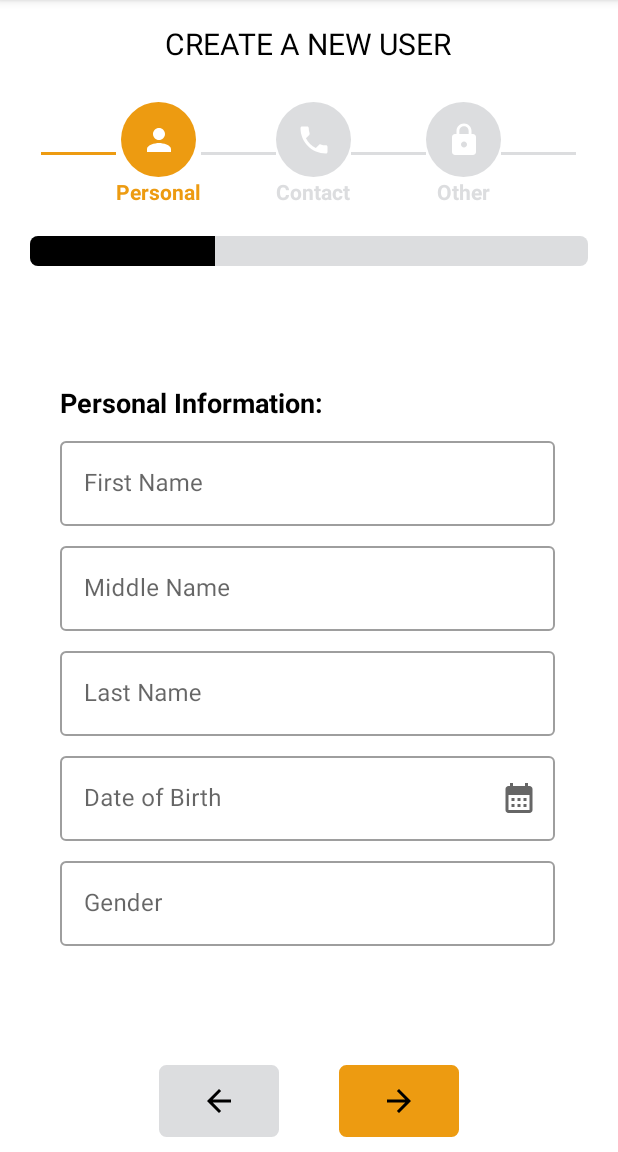
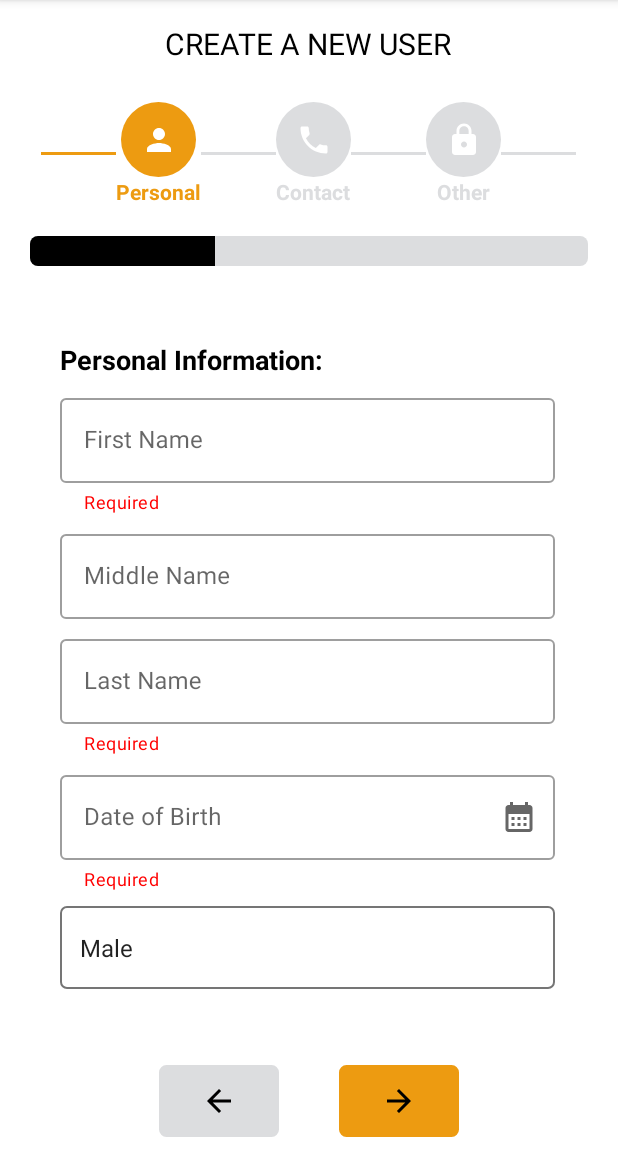
Before and after one commit to Wiscarlens/Dot, an Android app: the fragment UsersFragment placed in its activity, after a tap on "Add New User", on a phone screen of 412 x 824 dp, the part 84-1236 px from its top. Run offline under Robolectric (Android 15) with nearby library versions, the phone set to English and light mode, and no system bars; our stand-ins replace Firebase (no records; nobody signed in at launch, a user with empty details on screens opened directly); libraries missing offline, so code that uses them is left out: com.journeyapps.barcodescanner.

Commit message:
Save user information in Database

```diff
--- a/app/src/main/java/com/example/chezelisma/HomeFragment.java
+++ b/app/src/main/java/com/example/chezelisma/HomeFragment.java
@@ -19,7 +19,6 @@ import android.os.Bundle;
 import androidx.activity.result.ActivityResultLauncher;
 import androidx.annotation.NonNull;
 import androidx.annotation.Nullable;
-import androidx.core.content.ContextCompat;
 import androidx.fragment.app.Fragment;
 import androidx.fragment.app.FragmentActivity;
 import androidx.fragment.app.FragmentManager;
@@ -28,7 +27,6 @@ import androidx.recyclerview.widget.LinearLayoutManager;
 import androidx.recyclerview.widget.RecyclerView;
 
 import android.util.DisplayMetrics;
-import android.util.Log;
 import android.view.Gravity;
 import android.view.LayoutInflater;
 import android.view.View;
@@ -91,7 +89,7 @@ public class HomeFragment extends Fragment {
         // Local database
         myDB = new MyDatabaseHelper(getContext());
 
-        storeDataInArrays(); // Save item data from database to the arraylist
+        storeItemsDataInArrays(); // Save item data from database to the arraylist
 
         ItemGridAdapter adapter = new ItemGridAdapter(image, itemName, itemPrice, itemUnitType, backgroundColor, getContext());
 
@@ -233,7 +231,7 @@ public class HomeFragment extends Fragment {
                 }).show();
     }
 
-    private void storeDataInArrays(){
+    private void storeItemsDataInArrays(){
         Cursor cursor = myDB.readAllData();
 
         if (cursor.getCount() == 0){
--- a/app/src/main/java/com/example/chezelisma/MyDatabaseHelper.java
+++ b/app/src/main/java/com/example/chezelisma/MyDatabaseHelper.java
@@ -1,4 +1,8 @@
 package com.example.chezelisma;
+
+/*
+ Created by Wiscarlens Lucius on 1 August 2023.
+ */
 
 import static com.example.chezelisma.PasswordUtils.hashPassword;
 
@@ -56,7 +60,7 @@ public class MyDatabaseHelper extends SQLiteOpenHelper {
     // Order Table
     private static final String ORDERS_TABLE_NAME = "orders";
     private static final String ORDER_COLUMN_ID = "_id";
-    private static final String ORDER_COLUMN_CREATOR_NAME = "order_creator";
+    private static final String ORDER_COLUMN_CREATOR_ID = "order_creator";
     private static final String ORDER_COLUMN_ORDER_DATE = "order_date";
     private static final String ORDER_COLUMN_TOTAL_AMOUNT = "total_amount";
     private static final String ORDER_COLUMN_PAYMENT_METHOD = "payment_method";
@@ -115,14 +119,13 @@ public class MyDatabaseHelper extends SQLiteOpenHelper {
         // SQL query to create the "orders" table
         String query_orders = "CREATE TABLE " + ORDERS_TABLE_NAME +
                 " (" + ORDER_COLUMN_ID + " INTEGER PRIMARY KEY AUTOINCREMENT, " +
-                ORDER_COLUMN_CREATOR_NAME + " TEXT NOT NULL, " +
+                ORDER_COLUMN_CREATOR_ID + " INTEGER NOT NULL, " +
                 ORDER_COLUMN_ORDER_DATE + " DATE NOT NULL, " +
                 ORDER_COLUMN_TOTAL_AMOUNT + " REAL NOT NULL, " +
                 ORDER_COLUMN_PAYMENT_METHOD + " TEXT NOT NULL, " +
                 ORDER_COLUMN_PAYMENT_STATUS + " TEXT NOT NULL, " +
-                " FOREIGN KEY (" + ORDER_COLUMN_CREATOR_NAME
-                + ") REFERENCES " + USERS_TABLE_NAME + " (" + USERS_COLUMN_FIRST_NAME
-                + ", " + USERS_COLUMN_LAST_NAME + "));";
+                " FOREIGN KEY (" + ORDER_COLUMN_CREATOR_ID
+                + ") REFERENCES " + USERS_TABLE_NAME + " (" + USERS_COLUMN_ID + "));";
 
 
         // SQL query to create the "transactions" table
@@ -237,13 +240,13 @@ public class MyDatabaseHelper extends SQLiteOpenHelper {
      */
     public void addUser(String firstName, String middleName, String lastName, String dob, String gender,
                         String email, String phoneNumber, String streetName, String city, String state,
-                        String zipCode, byte[] profileImage, String position, String password)
+                        int zipCode, byte[] profileImage, String position, String password)
             throws SQLiteException {
 
         try (SQLiteDatabase db = this.getWritableDatabase()) {
             ContentValues cv = new ContentValues();
 
-            // Hash the encryption using bcrypt
+            // Hash the plain text password using bcrypt
             String hashedPassword = hashPassword(password);
 
             cv.put(USERS_COLUMN_FIRST_NAME, firstName);
--- a/app/src/main/java/com/example/chezelisma/New_Item_Fragment.java
+++ b/app/src/main/java/com/example/chezelisma/New_Item_Fragment.java
@@ -376,8 +376,6 @@ public class New_Item_Fragment extends Fragment {
     }
 
     public void uploadData(){
-        // Upload picture
-
         String Name = String.valueOf(itemName.getText()).trim();
         double Price = Double.parseDouble(String.valueOf(unitPrice.getText()));
         String Category = category.getSelectedItem().toString();
--- a/app/src/main/java/com/example/chezelisma/SignUpFragment.java
+++ b/app/src/main/java/com/example/chezelisma/SignUpFragment.java
@@ -1,24 +1,38 @@
 package com.example.chezelisma;
 
+import static android.app.Activity.RESULT_OK;
+
+import androidx.activity.result.ActivityResultLauncher;
+import androidx.activity.result.contract.ActivityResultContracts;
 import androidx.annotation.NonNull;
 import androidx.annotation.Nullable;
 import androidx.core.content.ContextCompat;
 import androidx.fragment.app.Fragment;
+import androidx.fragment.app.FragmentActivity;
+import androidx.fragment.app.FragmentManager;
+import androidx.fragment.app.FragmentTransaction;
 
 import android.app.AlertDialog;
 import android.app.DatePickerDialog;
+import android.content.Context;
 import android.content.Intent;
 import android.content.res.ColorStateList;
+import android.graphics.Bitmap;
+import android.graphics.drawable.BitmapDrawable;
+import android.graphics.drawable.Drawable;
 import android.icu.text.SimpleDateFormat;
+import android.net.Uri;
 import android.os.Bundle;
 import android.view.LayoutInflater;
 import android.view.View;
 import android.view.ViewGroup;
+import android.widget.ArrayAdapter;
 import android.widget.Button;
 import android.widget.FrameLayout;
 import android.widget.ImageButton;
 import android.widget.ImageView;
 import android.widget.ProgressBar;
+import android.widget.Spinner;
 import android.widget.TextView;
 import android.widget.Toast;
 
@@ -29,6 +43,8 @@ import com.google.android.material.textfield.TextInputLayout;
 import com.google.firebase.auth.AuthResult;
 import com.google.firebase.auth.FirebaseAuth;
 
+import java.io.ByteArrayOutputStream;
+import java.util.ArrayList;
 import java.util.Calendar;
 import java.util.Locale;
 
@@ -58,7 +74,8 @@ public class SignUpFragment extends Fragment {
     private TextInputEditText lastName;
     private TextInputEditText DOB;
     private TextInputLayout DOB_layout;
-    private TextInputEditText gender;
+    //private TextInputEditText gender;
+    private Spinner gender;
 
     // Declare Form part two field
     private TextInputEditText email;
@@ -70,7 +87,7 @@ public class SignUpFragment extends Fragment {
 
     // Declare Form part two field
     private ImageView profileImage;
-    private TextInputEditText position;
+    private Spinner position;
     private TextInputEditText password;
     private TextInputLayout passwordLayout;
     private TextInputEditText confirmedPassword;
@@ -79,6 +96,14 @@ public class SignUpFragment extends Fragment {
     private Button saveButton;
 
     private String message;
+
+    private FragmentActivity fragmentActivity;
+
+    @Override
+    public void onAttach(@NonNull Context context) {
+        super.onAttach(context);
+        fragmentActivity = (FragmentActivity) context;
+    }
 
     @Override
     public View onCreateView(LayoutInflater inflater, ViewGroup container,
@@ -140,6 +165,10 @@ public class SignUpFragment extends Fragment {
         passwordLayout = stepThreeLayout.findViewById(R.id.signupPasswordLayout);
         confirmedPassword = stepThreeLayout.findViewById(R.id.signupConfirmPasswordText);
 
+        // Have data from the database
+        ArrayList<String> genderOptions = new ArrayList<>(); // Gender Option Spinner
+        ArrayList<String> positionOptions = new ArrayList<>(); // Category Option Spinner
+
         // This field a copy of the error message from the String resources file.
         message = getResources().getString(R.string.field_empty);
 
@@ -150,6 +179,45 @@ public class SignUpFragment extends Fragment {
                 selectDate();
             }
         });
+
+        // Selected Image
+        ActivityResultLauncher<Intent> imagePickerLauncher =
+                registerForActivityResult(new ActivityResultContracts.StartActivityForResult(),
+                        result -> {
+                            if (result.getResultCode() == RESULT_OK) {
+                                assert result.getData() != null;
+                                Uri uri = result.getData().getData();
+                                profileImage.setImageURI(uri);  // Set image to itemImage view
+                            }
+                        });
+
+        // Click on Image Item
+        profileImage.setOnClickListener(new View.OnClickListener() {
+            @Override
+            public void onClick(View v) {
+                Intent intent = new Intent();
+                intent.setType("image/*");
+                intent.setAction(Intent.ACTION_GET_CONTENT);
+                imagePickerLauncher.launch(intent);
+
+            }
+        });
+
+        // Load data to Gender Option Spinner
+        genderOptions.add("Male");
+        genderOptions.add("Female");
+
+        ArrayAdapter<String> genderAdapter = new ArrayAdapter<>(getContext(), android.R.layout.simple_spinner_item, genderOptions);
+        genderAdapter.setDropDownViewResource(android.R.layout.simple_spinner_dropdown_item);
+        gender.setAdapter(genderAdapter);
+
+        positionOptions.add("Cashier");
+        positionOptions.add("Manager");
+        positionOptions.add("Administrator");
+
+        ArrayAdapter<String> positionAdapter = new ArrayAdapter<>(getContext(), android.R.layout.simple_spinner_item, positionOptions);
+        positionAdapter.setDropDownViewResource(android.R.layout.simple_spinner_dropdown_item);
+        position.setAdapter(positionAdapter);
 
 
         // Progress bar default value
@@ -184,76 +252,22 @@ public class SignUpFragment extends Fragment {
         showStepContent(currentStep);
 
         saveButton.setOnClickListener(v -> {
-            showDialogMessage(); // Test Line
+            if(password.getText().toString().equals(confirmedPassword.getText().toString())){
+                saveToDatabase();
+            } else {
+                Toast.makeText(getContext(), "Password do not match", Toast.LENGTH_SHORT).show();
+            }
 
+            // Replace Add item fragment with Home Fragment
+            FragmentManager fragmentManager =  fragmentActivity.getSupportFragmentManager();
+            FragmentTransaction fragmentTransaction = fragmentManager.beginTransaction();
 
-//            String userPosition = position.getText().toString().trim();
-//            String userFirstName = firstName.getText().toString().trim();
-//            String userLastName = lastName.getText().toString().trim();
-//            String userEmail = email.getText().toString().toLowerCase().trim();
-//            String userPassword = password.getText().toString();
-//            String userConfirmPassword = confirmedPassword.getText().toString();
-//
-//            // This field a copy of the error message from the String resources file.
-//            String message = getResources().getString(R.string.field_empty);
-//
-//            if(userPosition.isEmpty()){
-//                position.setError(message);
-//            }
-//
-//            if(userFirstName.isEmpty()){
-//                firstName.setError(message);
-//            }
-//
-//            if(userLastName.isEmpty()){
-//                lastName.setError(message);
-//            }
-//
-//            if(userEmail.isEmpty()){
-//                email.setError(message);
-//            }
-//
-//            if(userPassword.isEmpty()){
-//                // Hide password toggle so it does go over the error message
-//                passwordLayout.setEndIconVisible(false);
-//                password.setError(getResources().getString(R.string.password_empty));
-//            }
-//
-//            if(userConfirmPassword.isEmpty()){
-//                // Hide password toggle so does go over the error message
-//                confirmedPasswordLayout.setEndIconVisible(false);
-//                confirmedPassword.setError(message);
-//            }
-//
-//
-//            else {
-//                if(!userConfirmPassword.equals(userPassword)){
-//                    // Hide password toggle so does go over the error message
-//                    confirmedPasswordLayout.setEndIconVisible(false);
-//
-//                    message = getResources().getString(R.string.password_not_same);
-//                    confirmedPassword.setError(message);
-//
-//                } else {
-//                    auth.createUserWithEmailAndPassword(userEmail, userPassword).addOnCompleteListener
-//                            (new OnCompleteListener<AuthResult>() {
-//                        String toastMessage = "";
-//                        @Override
-//                        public void onComplete(@NonNull Task<AuthResult> task) {
-//                            if(task.isSuccessful()){
-//                                toastMessage = getResources().getString(R.string.signup_Successful);
-//                                Toast.makeText(getContext(), toastMessage, Toast.LENGTH_SHORT).show();
-//                                startActivity(new Intent(getContext(), MainActivity.class));
-//                            } else{
-//                                toastMessage = getResources().getString(R.string.signup_failed);
-//                                Toast.makeText(getContext(), toastMessage + task.getException().getMessage(), Toast.LENGTH_SHORT).show();
-//                            }
-//                        }
-//                    });
-//                }
-//
-//            }
+            UsersFragment usersFragment = new UsersFragment();
+            fragmentTransaction.replace(R.id.fragment_container, usersFragment); // Replace previous fragment
+            fragmentTransaction.addToBackStack(null); // Add the transaction to the back stack
+            fragmentTransaction.commit();
         });
+
 
     }
 
@@ -426,4 +440,38 @@ public class SignUpFragment extends Fragment {
                 }).show();
     }
 
+    private void saveToDatabase() {
+        // Convert the selected image to a byte array (Blob)
+        String Fname = String.valueOf(firstName.getText());
+        String Mname = String.valueOf(middleName.getText());
+        String Lname = String.valueOf(lastName.getText());
+        String DateOfBirth = String.valueOf(DOB.getText());
+        String Gender = String.valueOf(gender.getSelectedItem());
+        String Email = String.valueOf(email.getText());
+
+        String PhoneNumber = String.valueOf(phoneNumber.getText());
+        String StreetName = String.valueOf(streetName.getText());
+        String City = String.valueOf(city.getText());
+        String State = String.valueOf(state.getText());
+        int ZipCode = Integer.parseInt(String.valueOf(zipCode.getText()));
+
+        // Convert the selected image to a byte array (Blob)
+        byte[] ProfileImage = getByteArrayFromDrawable(profileImage.getDrawable());
+        String Position = String.valueOf(zipCode.getText());
+        String Password = String.valueOf(zipCode.getText());
+
+
+        try (MyDatabaseHelper myDB = new MyDatabaseHelper(getContext())) {
+            myDB.addUser(Fname, Mname, Lname, DateOfBirth, Gender, Email, PhoneNumber, StreetName,
+                    City, State, ZipCode, ProfileImage, Position, Password);
+        }
+    }
+
+    private byte[] getByteArrayFromDrawable(Drawable drawable) {
+        Bitmap bitmap = ((BitmapDrawable) drawable).getBitmap();
+        ByteArrayOutputStream outputStream = new ByteArrayOutputStream();
+        bitmap.compress(Bitmap.CompressFormat.PNG, 100, outputStream);
+        return outputStream.toByteArray();
+    }
+
 }
--- a/app/src/main/java/com/example/chezelisma/UserRecyclerAdapter.java
+++ b/app/src/main/java/com/example/chezelisma/UserRecyclerAdapter.java
@@ -5,6 +5,7 @@ package com.example.chezelisma;
  */
 
 import android.content.Context;
+import android.graphics.drawable.Drawable;
 import android.view.LayoutInflater;
 import android.view.View;
 import android.view.ViewGroup;
@@ -21,11 +22,11 @@ import java.util.ArrayList;
 public class UserRecyclerAdapter extends RecyclerView.Adapter<UserRecyclerAdapter.UserViewHolder> {
     private ArrayList<String> fullname;
     private ArrayList<String> positionList;
-    private ArrayList<Integer> image;
+    private ArrayList<Drawable> image;
 
     private Context context;
 
-    public UserRecyclerAdapter(ArrayList<String> fullname, ArrayList<String> position, ArrayList<Integer> image, Context context) {
+    public UserRecyclerAdapter(ArrayList<String> fullname, ArrayList<String> position, ArrayList<Drawable> image, Context context) {
         this.fullname = fullname;
         this.positionList = position;
         this.image = image;
@@ -47,7 +48,7 @@ public class UserRecyclerAdapter extends RecyclerView.Adapter<UserRecyclerAdapte
     public void onBindViewHolder(@NonNull UserViewHolder holder, int position) {
         holder.fullNameTextView.setText(fullname.get(position));
         holder.positionTextView.setText(positionList.get(position));
-        holder.photoProfile.setImageResource(image.get(position));
+        holder.photoProfile.setImageDrawable(image.get(position)); // Set the Drawable object
 
         holder.cardView.setOnClickListener(v -> {
             Toast.makeText(context, "You selected " + fullname.get(position), Toast.LENGTH_SHORT).show();
--- a/app/src/main/java/com/example/chezelisma/UsersFragment.java
+++ b/app/src/main/java/com/example/chezelisma/UsersFragment.java
@@ -1,6 +1,11 @@
 package com.example.chezelisma;
 
 import android.content.Context;
+import android.database.Cursor;
+import android.graphics.Bitmap;
+import android.graphics.BitmapFactory;
+import android.graphics.drawable.BitmapDrawable;
+import android.graphics.drawable.Drawable;
 import android.os.Bundle;
 
 import androidx.annotation.NonNull;
@@ -29,8 +34,10 @@ public class UsersFragment extends Fragment {
     private RecyclerView recyclerView;
     private ArrayList<String> fullname = new ArrayList<>();
     private ArrayList<String> position = new ArrayList<>();
-    private ArrayList<Integer> image = new ArrayList<>();
+    private ArrayList<Drawable> image = new ArrayList<>();
     private UserRecyclerAdapter adapter;
+
+    private MyDatabaseHelper myDB;
 
 
     public void onAttach(@NonNull Context context) {
@@ -55,17 +62,22 @@ public class UsersFragment extends Fragment {
 
         recyclerView.setLayoutManager(new LinearLayoutManager(getContext()));
 
-        fullname.add("Wiscarlens Lucius");
-        fullname.add("Jean-Marc Elisma");
-        fullname.add("Carline Clerveau");
+//        fullname.add("Wiscarlens Lucius");
+//        fullname.add("Jean-Marc Elisma");
+//        fullname.add("Carline Clerveau");
+//
+//        position.add("Admin");
+//        position.add("Manager");
+//        position.add("Associate");
+//
+//        image.add(R.drawable.wiscarlens);
+//        image.add(R.drawable.elisma);
+//        image.add(R.drawable.carline);
 
-        position.add("Admin");
-        position.add("Manager");
-        position.add("Associate");
+        // Local database
+        myDB = new MyDatabaseHelper(getContext());
 
-        image.add(R.drawable.wiscarlens);
-        image.add(R.drawable.elisma);
-        image.add(R.drawable.carline);
+        storeItemsDataInArrays(); // Save item data from database to the arraylist
 
         adapter = new UserRecyclerAdapter(fullname, position, image, getContext());
 
@@ -82,4 +94,34 @@ public class UsersFragment extends Fragment {
             fragmentTransaction.commit();
         });
     }
+
+    private void storeItemsDataInArrays(){
+        Cursor cursor = myDB.readAllData();
+
+        if (cursor.getCount() == 0){
+//            itemGridview.setVisibility(View.GONE);
+//            noDataImage.setVisibility(View.VISIBLE);
+//            noDataText.setVisibility(View.VISIBLE);
+
+        } else {
+            // Retrieve item data from the database
+            while (cursor.moveToNext()){
+//                noDataImage.setVisibility(View.GONE);
+//                noDataText.setVisibility(View.GONE);
+//                itemGridview.setVisibility(View.VISIBLE);
+
+                byte[] imageData = cursor.getBlob(12);
+
+                // Convert the image byte array to a Bitmap
+                Bitmap itemImageBitmap = BitmapFactory.decodeByteArray(imageData, 0, imageData.length);
+
+                // Convert the Bitmap to a Drawable if needed
+                Drawable itemImageDrawable = new BitmapDrawable(getResources(), itemImageBitmap);
+
+                fullname.add(cursor.getString(1) + " " + cursor.getString(3));
+                position.add(cursor.getString(13));
+                image.add(itemImageDrawable);
+            }
+        }
+    }
 }
--- a/app/src/main/res/layout/form_step_one.xml
+++ b/app/src/main/res/layout/form_step_one.xml
@@ -28,7 +28,10 @@
         android:hint="@string/first_name"
         app:boxBackgroundMode="outline"
         app:boxBackgroundColor="@color/white"
-        app:endIconMode="clear_text">
+        app:endIconMode="clear_text"
+        app:helperText="@string/required"
+        app:helperTextTextColor="@color/red"
+        app:helperTextEnabled="false">
 
         <com.google.android.material.textfield.TextInputEditText
             android:id="@+id/signupFirstNameText"
@@ -71,7 +74,10 @@
         android:hint="@string/last_name"
         app:boxBackgroundMode="outline"
         app:boxBackgroundColor="@color/white"
-        app:endIconMode="clear_text">
+        app:endIconMode="clear_text"
+        app:helperText="@string/required"
+        app:helperTextTextColor="@color/red"
+        app:helperTextEnabled="false">
 
         <com.google.android.material.textfield.TextInputEditText
             android:id="@+id/signupLastNameText"
@@ -93,7 +99,10 @@
         app:endIconMode="custom"
         app:endIconDrawable="@drawable/baseline_calendar_month_24"
         app:boxBackgroundMode="outline"
-        app:boxBackgroundColor="@color/white">
+        app:boxBackgroundColor="@color/white"
+        app:helperText="@string/required"
+        app:helperTextTextColor="@color/red"
+        app:helperTextEnabled="false">
 
         <com.google.android.material.textfield.TextInputEditText
             android:id="@+id/signupDOBText"
@@ -105,24 +114,16 @@
             android:textColorHint="#757575" />
     </com.google.android.material.textfield.TextInputLayout>
 
-    <com.google.android.material.textfield.TextInputLayout
-        android:id="@+id/signupGenderLayout"
-        style="@style/Widget.MaterialComponents.TextInputLayout.OutlinedBox"
+    <Spinner
+        android:id="@+id/signupGenderText"
+        style="@style/Widget.AppCompat.Spinner.DropDown"
         android:layout_width="330dp"
-        android:layout_height="wrap_content"
-        android:layout_marginTop="8dp"
-        android:hint="@string/gender"
-        app:boxBackgroundMode="outline"
-        app:boxBackgroundColor="@color/white" >
-
-        <com.google.android.material.textfield.TextInputEditText
-            android:id="@+id/signupGenderText"
-            android:layout_width="match_parent"
-            android:layout_height="wrap_content"
-            android:gravity="start|center_vertical"
-            android:inputType="text"
-            android:textColor="@color/black"
-            android:textColorHint="#757575" />
-    </com.google.android.material.textfield.TextInputLayout>
+        android:layout_height="55dp"
+        android:layout_marginTop="10dp"
+        android:background="@drawable/spinner_border"
+        android:gravity="start|center_vertical"
+        android:paddingStart="5dp"
+        android:paddingEnd="5dp"
+        android:textColor="@color/gray" />
 
 </LinearLayout>
--- a/app/src/main/res/layout/form_step_two.xml
+++ b/app/src/main/res/layout/form_step_two.xml
@@ -28,7 +28,10 @@
         android:hint="@string/email"
         app:boxBackgroundMode="outline"
         app:boxBackgroundColor="@color/white"
-        app:endIconMode="clear_text">
+        app:endIconMode="clear_text"
+        app:helperText="@string/required"
+        app:helperTextTextColor="@color/red"
+        app:helperTextEnabled="false">
 
         <com.google.android.material.textfield.TextInputEditText
             android:id="@+id/signupEmailText"
```
Also changed, not shown: app/src/main/res/layout/form_step_three.xml (+18 -20 lines).
